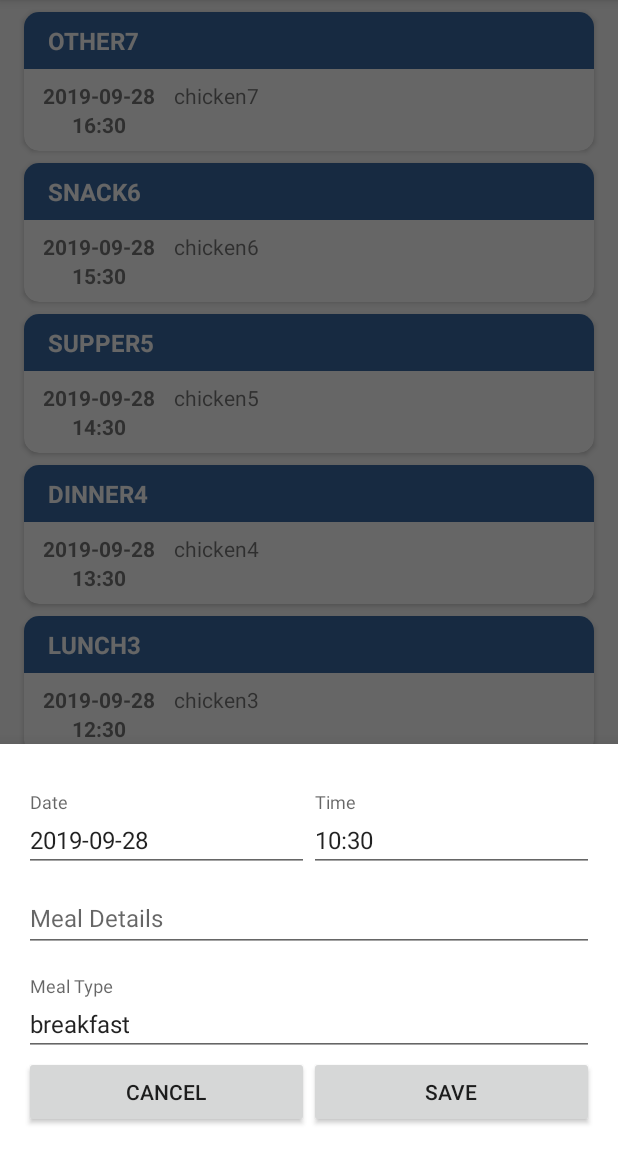
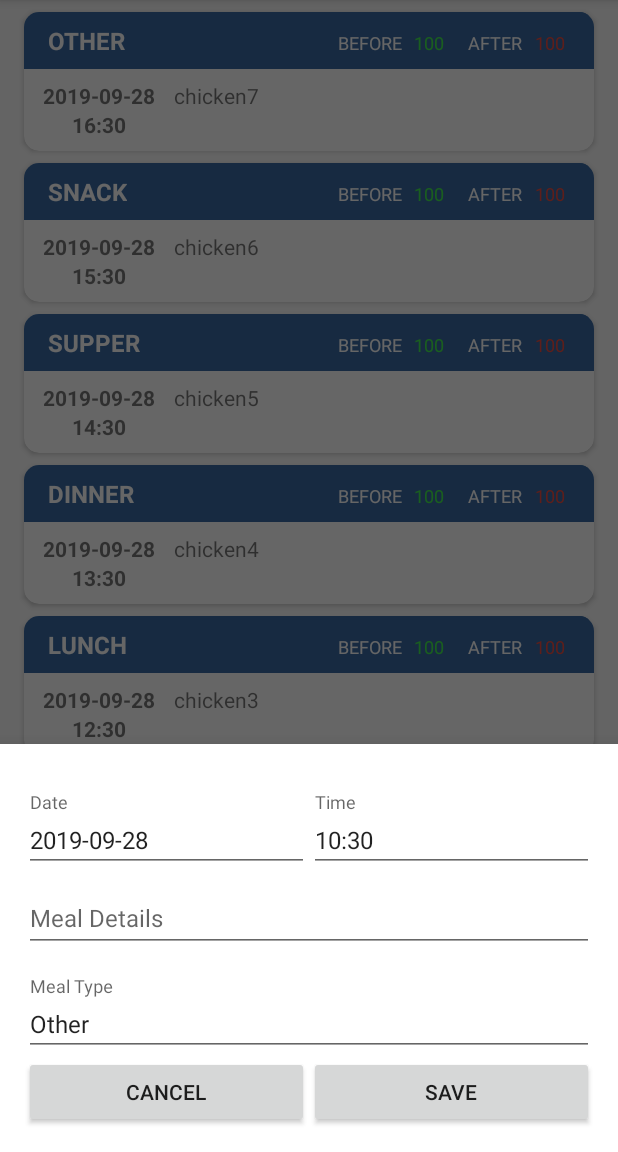
Before and after one commit to BobCormackYoung/SugarTracker, an Android app: the fragment BottomSheetDialogAddMeal placed in its activity, item 3 of the bottom bar chosen, on a phone screen of 412 x 824 dp, the part 84-1236 px from its top. Run offline under Robolectric (Android 15) with nearby library versions, the phone set to English and light mode, and no system bars; our stand-ins replace Room's generated code.

Commit message:
Added meal type picker functionality to the meal fragment.

```diff
--- a/app/src/main/java/com/youngsoft/sugartracker/AdapterMealList.java
+++ b/app/src/main/java/com/youngsoft/sugartracker/AdapterMealList.java
@@ -51,29 +51,8 @@ public class AdapterMealList extends ListAdapter<MealRecord, AdapterMealList.Mea
     public void onBindViewHolder(@NonNull AdapterMealList.MealListHolder holder, int position) {
         MealRecord currentMealRecord = getItem(position);
 
-        switch (currentMealRecord.getType()) {
-            case 1:
-                holder.tvMealType.setText("breakfast" + currentMealRecord.getId());
-                break;
-            case 2:
-                holder.tvMealType.setText("brunch" + currentMealRecord.getId());
-                break;
-            case 3:
-                holder.tvMealType.setText("lunch" + currentMealRecord.getId());
-                break;
-            case 4:
-                holder.tvMealType.setText("dinner" + currentMealRecord.getId());
-                break;
-            case 5:
-                holder.tvMealType.setText("supper" + currentMealRecord.getId());
-                break;
-            case 6:
-                holder.tvMealType.setText("snack" + currentMealRecord.getId());
-                break;
-            case 7:
-                holder.tvMealType.setText("other" + currentMealRecord.getId());
-                break;
-        }
+        holder.tvMealType.setText(UtilMethods.getMealType(currentMealRecord.getType()));
+
         holder.tvDate.setText(DateFormat.format("yyyy-MM-dd",currentMealRecord.getDate()).toString());
         holder.tvTime.setText(DateFormat.format("HH:mm",currentMealRecord.getDate()).toString());
         holder.tvMealDetails.setText(currentMealRecord.getDescription());
--- a/app/src/main/java/com/youngsoft/sugartracker/BottomSheetDialogAddMeal.java
+++ b/app/src/main/java/com/youngsoft/sugartracker/BottomSheetDialogAddMeal.java
@@ -98,29 +98,7 @@ public class BottomSheetDialogAddMeal extends BottomSheetDialogFragment {
         viewModelAddMealRecord.getMealTypeMutableLiveData().observe(getViewLifecycleOwner(), new Observer<Integer>() {
             @Override
             public void onChanged(Integer integer) {
-                switch (integer) {
-                    case 1:
-                        etMealType.setText("breakfast");
-                        break;
-                    case 2:
-                        etMealType.setText("brunch");
-                        break;
-                    case 3:
-                        etMealType.setText("lunch");
-                        break;
-                    case 4:
-                        etMealType.setText("dinner");
-                        break;
-                    case 5:
-                        etMealType.setText("supper");
-                        break;
-                    case 6:
-                        etMealType.setText("snack");
-                        break;
-                    case 7:
-                        etMealType.setText("other");
-                        break;
-                }
+                etMealType.setText(UtilMethods.getMealType(integer));
             }
         });
 
@@ -135,7 +113,6 @@ public class BottomSheetDialogAddMeal extends BottomSheetDialogFragment {
                     DialogFragment datePickerFragment = new FragmentDatePickerMeal();
                     datePickerFragment.show(getChildFragmentManager(), "datePickerFragment");
                 }
-                //TODO: 2. Save picked date in the viewmodel
             }
         });
 
@@ -144,7 +121,6 @@ public class BottomSheetDialogAddMeal extends BottomSheetDialogFragment {
             public void onClick(View v) {
                 DialogFragment datePickerFragment = new FragmentDatePickerMeal();
                 datePickerFragment.show(getChildFragmentManager(), "datePickerFragment");
-                //TODO: 2. Save picked date in the viewmodel
             }
         });
 
@@ -155,7 +131,6 @@ public class BottomSheetDialogAddMeal extends BottomSheetDialogFragment {
                     DialogFragment timePickerFragment = new FragmentTimePickerMeal();
                     timePickerFragment.show(getChildFragmentManager(), "timePickerFragment");
                 }
-                //TODO: 2. Save picked time in the viewModel
             }
         });
         etMealTime.setOnClickListener(new View.OnClickListener() {
@@ -163,7 +138,6 @@ public class BottomSheetDialogAddMeal extends BottomSheetDialogFragment {
             public void onClick(View v) {
                 DialogFragment timePickerFragment = new FragmentTimePickerMeal();
                 timePickerFragment.show(getChildFragmentManager(), "timePickerFragment");
-                //TODO: 2. Save picked time in the viewModel
             }
         });
 
@@ -189,9 +163,14 @@ public class BottomSheetDialogAddMeal extends BottomSheetDialogFragment {
                     DialogFragment mealTypePickerFragment = new FragmentMealTypePicker();
                     mealTypePickerFragment.show(getChildFragmentManager(), "mealTypePickerFragment");
                 }
-                //TODO: 1. Create custom dialog
-                //TODO: 2. Launch custom dialog to pick an associated meal
-                //TODO: 3. Save data to viewModel
+            }
+        });
+
+        etMealType.setOnClickListener(new View.OnClickListener() {
+            @Override
+            public void onClick(View v) {
+                DialogFragment mealTypePickerFragment = new FragmentMealTypePicker();
+                mealTypePickerFragment.show(getChildFragmentManager(), "mealTypePickerFragment");
             }
         });
 
@@ -233,8 +212,8 @@ public class BottomSheetDialogAddMeal extends BottomSheetDialogFragment {
 
         viewModelAddMealRecord.setTimeMutableLiveData(calendarTime.getTimeInMillis());
 
-        //TODO: remove this next line... for debugging only
-        viewModelAddMealRecord.setMealTypeMutableLiveData(1);
+        //Init the meal type as "other" and allow to be changed later
+        viewModelAddMealRecord.setMealTypeMutableLiveData(7);
 
     }
 
--- a/app/src/main/res/layout/cardview_meal.xml
+++ b/app/src/main/res/layout/cardview_meal.xml
@@ -14,19 +14,88 @@
         android:layout_height="wrap_content"
         android:orientation="vertical">
 
+        <RelativeLayout
+            android:layout_width="match_parent"
+            android:layout_height="wrap_content"
+            android:background="@color/colorAccent1">
+
             <TextView
-            android:layout_width="match_parent"
+                android:layout_width="wrap_content"
                 android:layout_height="wrap_content"
                 android:id="@+id/tv_meal_title"
                 android:text="Breakfast"
+                android:layout_gravity="center_vertical"
                 android:textColor="#FFFFFF"
-            android:background="@color/colorAccent1"
                 android:paddingTop="8dp"
                 android:paddingBottom="8dp"
                 android:paddingLeft="16dp"
                 android:textSize="16sp"
                 android:textStyle="bold"
-            android:textAllCaps="true"/>
+                android:textAllCaps="true"
+                android:layout_alignParentLeft="true"/>
+
+            <TextView
+                android:id="@+id/tv_before_title"
+                android:layout_width="wrap_content"
+                android:layout_height="wrap_content"
+                android:layout_gravity="center_vertical"
+                android:background="@color/colorAccent1"
+                android:paddingLeft="16dp"
+                android:paddingTop="12dp"
+                android:paddingRight="4dp"
+                android:text="Before"
+                android:textAllCaps="true"
+                android:textColor="#FFFFFF"
+                android:textSize="12sp"
+                android:layout_toLeftOf="@id/tv_before_value"/>
+
+            <TextView
+                android:layout_width="wrap_content"
+                android:layout_height="wrap_content"
+                android:text="100"
+                android:layout_gravity="center_vertical"
+                android:id="@+id/tv_before_value"
+                android:textColor="#40ED4E"
+                android:background="@color/colorAccent1"
+                android:paddingTop="12dp"
+                android:paddingLeft="4dp"
+                android:paddingRight="8dp"
+                android:textSize="12sp"
+                android:textAllCaps="true"
+                android:layout_toLeftOf="@+id/tv_after_title"/>
+
+            <TextView
+                android:layout_width="wrap_content"
+                android:layout_height="wrap_content"
+                android:text="After"
+                android:layout_gravity="center_vertical"
+                android:id="@+id/tv_after_title"
+                android:textColor="#FFFFFF"
+                android:background="@color/colorAccent1"
+                android:paddingTop="12dp"
+                android:paddingLeft="8dp"
+                android:paddingRight="4dp"
+                android:textSize="12sp"
+                android:textAllCaps="true"
+                android:layout_toLeftOf="@+id/tv_after_value"/>
+
+            <TextView
+                android:id="@+id/tv_after_value"
+                android:layout_width="wrap_content"
+                android:layout_height="wrap_content"
+                android:layout_alignParentRight="true"
+                android:layout_gravity="center_vertical"
+                android:layout_marginRight="3dp"
+                android:background="@color/colorAccent1"
+                android:paddingLeft="4dp"
+                android:paddingTop="12dp"
+                android:paddingRight="16dp"
+                android:text="100"
+                android:textAllCaps="true"
+                android:textColor="#ED4C40"
+                android:textSize="12sp" />
+
+        </RelativeLayout>
 
         <LinearLayout
             android:layout_width="match_parent"
@@ -65,7 +134,7 @@
                 android:id="@+id/tv_meal_details"
                 android:layout_width="match_parent"
                 android:layout_height="wrap_content"
-                android:text="2019-01-01" />
+                android:text="Some dummy data blah blah blah" />
 
         </LinearLayout>
 
```
Also changed, not shown: app/src/main/java/com/youngsoft/sugartracker/AdapterMealTypePickerList.java (added, +76 -0 lines), app/src/main/java/com/youngsoft/sugartracker/FragmentMealTypePicker.java (+62 -9 lines), app/src/main/res/layout/fragment_meal_type_picker_dialog.xml (+5 -9 lines). Lines whose indentation alone changed are shown as unchanged.
